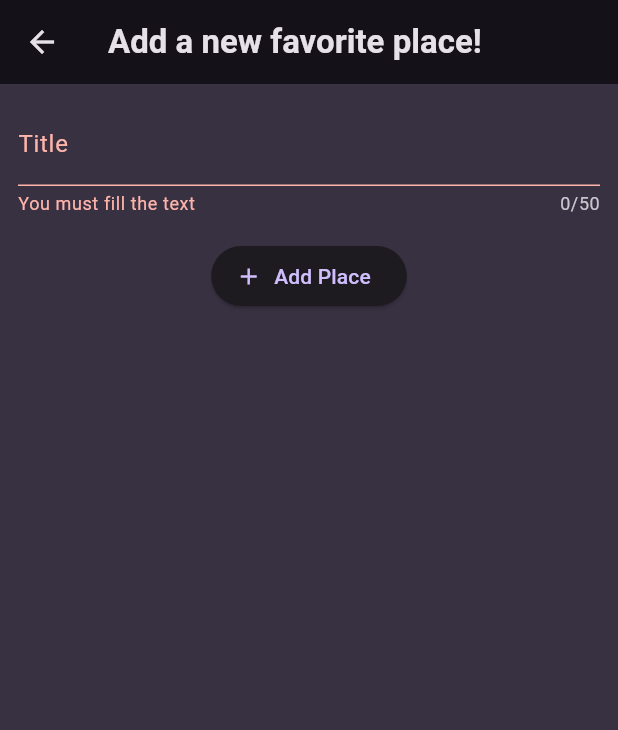
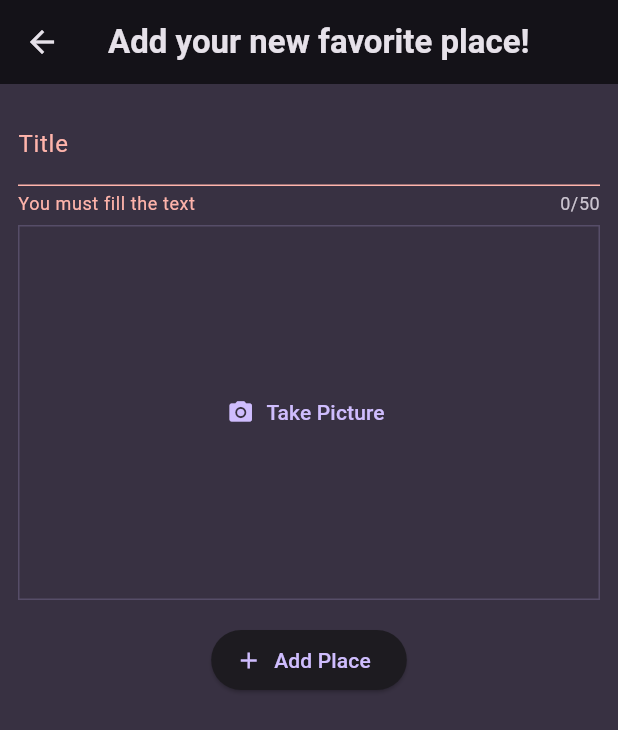
Before and after one commit to Reasondro/favy_place, a Flutter app: the AddPlaceScreen screen opened directly, after a tap on "Add Place", on a phone screen of 412 x 824 dp. Shown: the top 730 px of the screen. Run offline on Flutter 3.47's test engine with Material 3 defaults, Android fonts, the phone set to English and light mode, and no system bars; our stand-ins replace flutter_riverpod, google_fonts, image_picker.

Commit message:
ADd image picker and display it onto the list

```diff
--- a/lib/models/place.dart
+++ b/lib/models/place.dart
@@ -1,10 +1,13 @@
+import 'dart:io';
+
 import 'package:uuid/uuid.dart';
 
 const Uuid uuid = Uuid();
 
 class Place {
-  Place({required this.title}) : id = uuid.v4();
+  Place({required this.title, required this.image}) : id = uuid.v4();
 
   final String id;
   final String title;
+  final File image;
 }
--- a/lib/providers/user_places.dart
+++ b/lib/providers/user_places.dart
@@ -1,5 +1,6 @@
 import 'package:favy_place/models/place.dart';
 import 'package:flutter_riverpod/flutter_riverpod.dart';
+import 'dart:io';
 
 class UserPlacesNotifier extends Notifier<List<Place>> {
   @override
@@ -7,8 +8,8 @@
     return [];
   }
 
-  void addPlace(String title) {
-    final newPlace = Place(title: title);
+  void addPlace(String title, File image) {
+    final newPlace = Place(title: title, image: image);
     state = [
       newPlace,
       ...state
--- a/lib/screens/add_place.dart
+++ b/lib/screens/add_place.dart
@@ -1,5 +1,7 @@
 import 'package:favy_place/providers/user_places.dart';
+import 'package:favy_place/widgets/image_input.dart';
 import 'package:flutter_riverpod/flutter_riverpod.dart';
+import 'dart:io';
 
 // import 'package:favy_place/providers/user_places.dart';
 import 'package:flutter/material.dart';
@@ -15,27 +17,34 @@
   final _formKey = GlobalKey<FormState>(); //? Must have
   String _enteredTitle = "";
 
+  File? _selectedImage;
+
   void _savePlace() {
     bool validation = _formKey.currentState!.validate(); //* Must have
 
-    if (validation) {
+    if (!validation || _selectedImage == null) {
+      return;
+    }
     _formKey.currentState!.save();
     //* basically save all form (do what the onSaved do on each form)
 
-      ref.read(userPlacesNotifierProvider.notifier).addPlace(_enteredTitle);
+    ref
+        .read(userPlacesNotifierProvider.notifier)
+        .addPlace(_enteredTitle, _selectedImage!);
     //? save the _enteredTitle from above into the provider
 
     //Todo add http request _isSending stuffs
+    // print("TESTING");
+
     Navigator.of(context).pop();
     //*context is avaible in state class/ consumer state class
-    }
   }
 
   @override
   Widget build(BuildContext context) {
     return Scaffold(
       appBar: AppBar(
-        title: const Text("Add a new favorite place!"),
+        title: const Text("Add your new favorite place!"),
       ),
       body: SingleChildScrollView(
         padding: const EdgeInsets.all(12.0),
@@ -69,6 +78,14 @@
                 },
               ),
               const SizedBox(
+                height: 6,
+              ),
+              ImageInput(
+                onPickImage: (image) {
+                  _selectedImage = image;
+                },
+              ),
+              const SizedBox(
                 height: 16,
               ),
               ElevatedButton.icon(
--- a/lib/screens/places.dart
+++ b/lib/screens/places.dart
@@ -11,6 +11,7 @@
   @override
   Widget build(BuildContext context, WidgetRef ref) {
     final places = ref.watch(userPlacesNotifierProvider);
+    //todo implement .select for my provider???
 
     void addNewPlace() {
       Navigator.of(context).push(
--- /dev/null
+++ b/lib/widgets/image_input.dart
@@ -0,0 +1,71 @@
+import 'package:flutter/material.dart';
+import 'package:image_picker/image_picker.dart';
+import 'dart:io';
+
+class ImageInput extends StatefulWidget {
+  const ImageInput({super.key, required this.onPickImage});
+
+  final void Function(File image) onPickImage;
+
+  @override
+  State<StatefulWidget> createState() {
+    return _ImageInputState();
+  }
+}
+
+class _ImageInputState extends State<ImageInput> {
+  File? _selectedImage;
+  //* the final image itself
+
+  //! dont forget to add the extra configs for iOS ! ios/Runner/Info.plist
+  void _takePicture() async {
+    final imagePicker = ImagePicker();
+    final pickedImage =
+        await imagePicker.pickImage(source: ImageSource.camera, maxWidth: 600);
+    //* could use camera/gallery ⬆️ . just add more buttons in my UI
+
+    if (pickedImage == null) {
+      return;
+    }
+    print(pickedImage.path);
+    setState(() {
+      //? SET STATE IS CRUCIAL TO TELL THE UI TO BE UPDATED
+      _selectedImage = File(pickedImage.path);
+    });
+    widget.onPickImage(_selectedImage!);
+  }
+
+  @override
+  Widget build(BuildContext context) {
+    Widget content = TextButton.icon(
+        onPressed: () {
+          _takePicture();
+        },
+        icon: const Icon(Icons.camera_alt),
+        label: const Text("Take Picture"));
+
+    if (_selectedImage != null) {
+      content = GestureDetector(
+        onTap: () {
+          _takePicture();
+        },
+        child: Image.file(
+          _selectedImage!,
+          fit: BoxFit.cover,
+          width: double.infinity,
+          height: double.infinity,
+        ),
+      );
+    }
+
+    return Container(
+        decoration: BoxDecoration(
+            border: Border.all(
+                width: 1,
+                color: Theme.of(context).colorScheme.primary.withOpacity(0.2))),
+        height: 250,
+        width: double.infinity,
+        alignment: Alignment.center,
+        child: content);
+  }
+}
--- a/lib/widgets/places_list.dart
+++ b/lib/widgets/places_list.dart
@@ -20,7 +20,10 @@
     return ListView.builder(
       itemCount: places.length,
       itemBuilder: (ctx, index) => ListTile(
-        leading: const Icon(Icons.location_on), //? work on this later
+        leading: CircleAvatar(
+          radius: 26,
+          backgroundImage: FileImage(places[index].image),
+        ),
         title: Text(
           places[index].title,
           style: Theme.of(context)
--- a/pubspec.yaml
+++ b/pubspec.yaml
@@ -38,6 +38,7 @@
   google_fonts: ^6.2.1
   flutter_riverpod: ^2.5.1
   uuid: ^4.3.3
+  image_picker: ^1.0.7
 
 dev_dependencies:
   flutter_test:
```
Also changed, not shown: pubspec.lock, 6 other files. Lines whose indentation alone changed are shown as unchanged.
